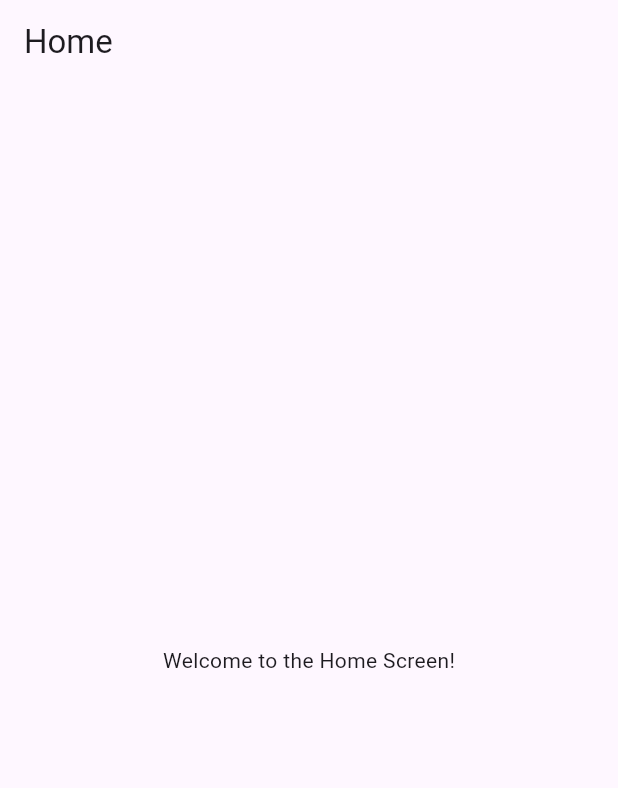
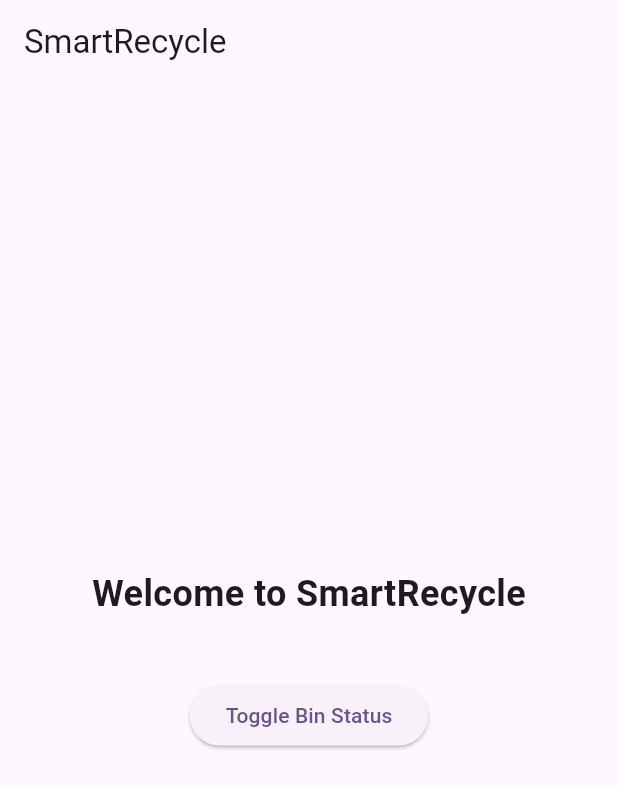
Before and after one commit to PatrickLyonsISD/Smartrecycle, a Flutter app: the HomeScreen screen opened directly, on a phone screen of 412 x 824 dp. Shown: the top 788 px of the screen. Run offline on Flutter 3.47's test engine with Material 3 defaults, Android fonts, the phone set to English and light mode, and no system bars; our stand-ins replace firebase_auth, firebase_core, firebase_database; accounts and stored records are empty.

Commit message:
showing bin objects

```diff
--- a/lib/Home.dart
+++ b/lib/Home.dart
@@ -1,14 +1,89 @@
 import 'package:flutter/material.dart';
+import 'package:firebase_auth/firebase_auth.dart';
+import 'package:firebase_database/firebase_database.dart';
 
-class HomeScreen extends StatelessWidget {
+class HomeScreen extends StatefulWidget {
+  @override
+  _HomeScreenState createState() => _HomeScreenState();
+}
+
+class _HomeScreenState extends State<HomeScreen> {
+  final DatabaseReference _database = FirebaseDatabase.instance.ref();
+  final User? user = FirebaseAuth.instance.currentUser;
+  Map<String, int> objects = {};
+
+  @override
+  void initState() {
+    super.initState();
+    _fetchObjectsData();
+  }
+
+  void _fetchObjectsData() async {
+    final objectsRef = _database.child('objects');
+
+    final snapshot = await objectsRef.get();
+    if (snapshot.exists && snapshot.value != null) {
+      setState(() {
+        objects = Map<String, int>.from(snapshot.value as Map);
+      });
+    }
+  }
+
+  void _toggleBinStatus() async {
+    if (user == null) {
+      print('No user logged in!');
+      return;
+    }
+
+    final binStatusRef = _database.child('bin_status/${user?.uid}');
+
+    final snapshot = await binStatusRef.get();
+    if (snapshot.exists && snapshot.value != null) {
+      final Map<dynamic, dynamic> valueMap = Map<dynamic, dynamic>.from(snapshot.value as Map);
+      final currentStatus = valueMap['status'].toString();
+
+      final newStatus = currentStatus == 'full' ? 'can be used ' : 'full';
+
+      await binStatusRef.set({
+        'status': newStatus,
+        'timestamp': DateTime.now().toIso8601String(),
+      });
+
+      print('Bin status updated to: $newStatus');
+    } else {
+      await binStatusRef.set({
+        'status': 'full',
+        'timestamp': DateTime.now().toIso8601String(),
+      });
+
+      print('Bin status set to full.');
+    }
+  }
+
   @override
   Widget build(BuildContext context) {
     return Scaffold(
       appBar: AppBar(
-        title: Text('Home'),
+        title: Text('SmartRecycle'),
       ),
       body: Center(
-        child: Text('Welcome to the Home Screen!'),
+        child: Column(
+          mainAxisAlignment: MainAxisAlignment.center,
+          children: <Widget>[
+            Text(
+              'Welcome to SmartRecycle',
+              style: TextStyle(fontSize: 24, fontWeight: FontWeight.bold),
+            ),
+            SizedBox(height: 20),
+            if (objects.isNotEmpty)
+              ...objects.entries.map((entry) => Text("${entry.key}: ${entry.value}")),
+            SizedBox(height: 20),
+            ElevatedButton(
+              onPressed: _toggleBinStatus,
+              child: Text('Toggle Bin Status'),
+            ),
+          ],
+        ),
       ),
     );
   }
```
